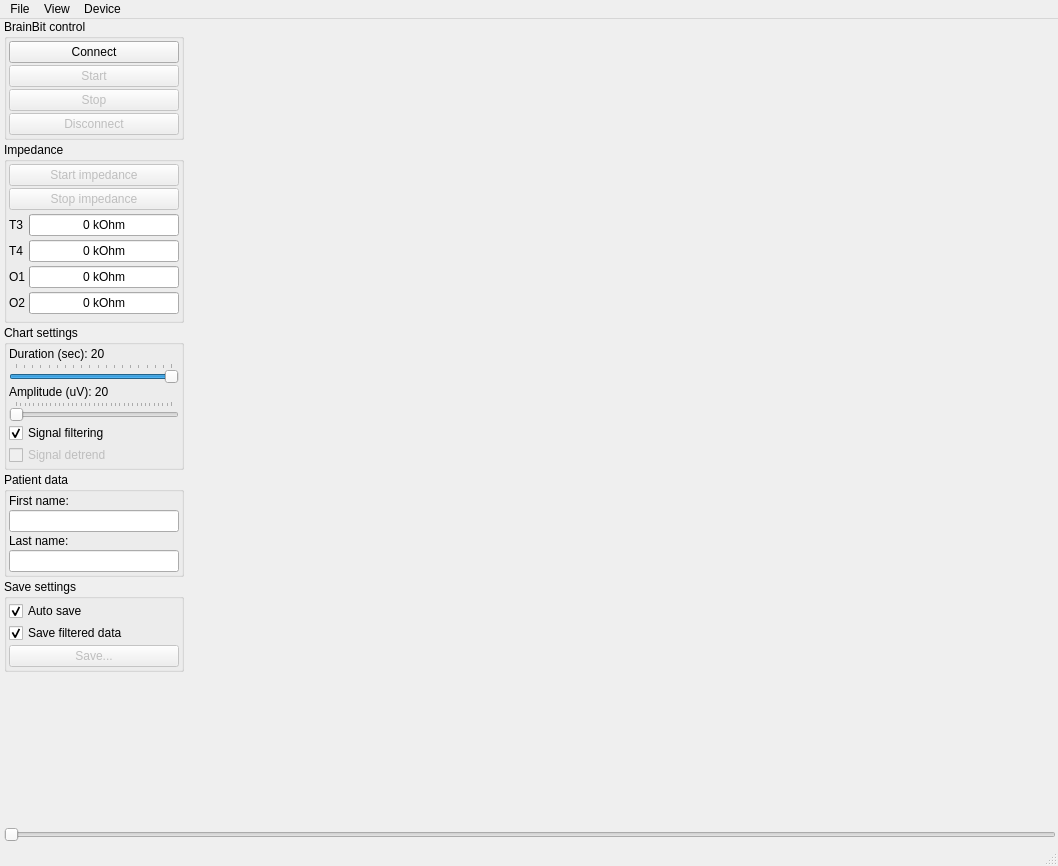
Before: the Qt Designer form UI/mainwindow.ui in ZarkSPb/BB_Python, drawn with Qt 5.
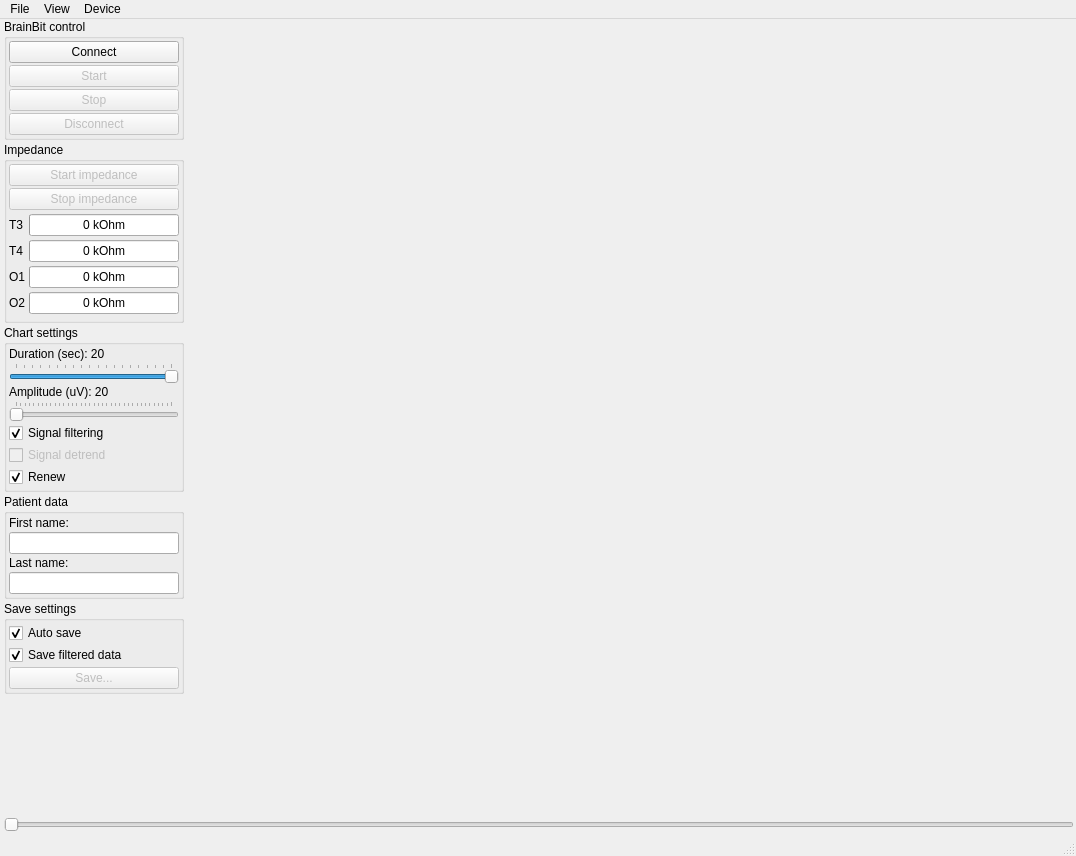
After: the same form once the commit is applied.

What changed in the file:
```diff
--- a/UI/mainwindow.ui
+++ b/UI/mainwindow.ui
@@ -6,8 +6,8 @@
    <rect>
     <x>0</x>
     <y>0</y>
-    <width>1058</width>
-    <height>866</height>
+    <width>1076</width>
+    <height>856</height>
    </rect>
   </property>
   <property name="windowTitle">
@@ -506,6 +506,16 @@
             </property>
            </widget>
           </item>
+          <item>
+           <widget class="QCheckBox" name="CheckBoxRenew">
+            <property name="text">
+             <string>Renew</string>
+            </property>
+            <property name="checked">
+             <bool>true</bool>
+            </property>
+           </widget>
+          </item>
          </layout>
         </widget>
        </item>
@@ -674,7 +684,7 @@
     <rect>
      <x>0</x>
      <y>0</y>
-     <width>1058</width>
+     <width>1076</width>
      <height>22</height>
     </rect>
    </property>
```
Left out of the diff: 35 changed lines with no effect on the pictures.
